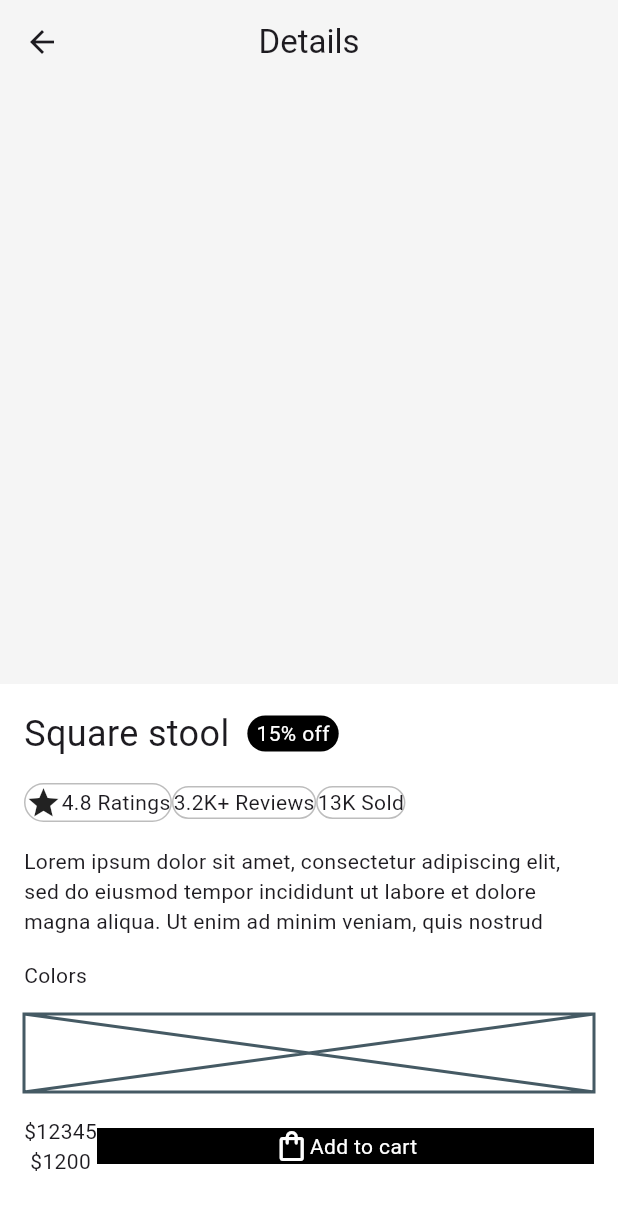
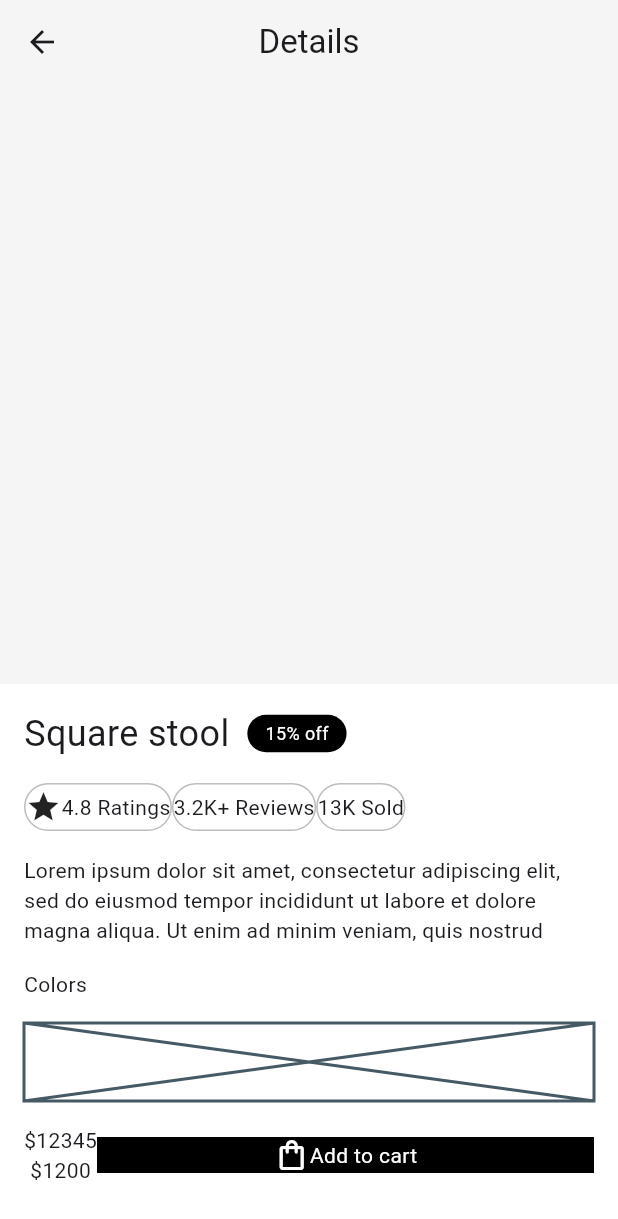
Before and after one commit to JAICHANGPARK/flutter_notebook_chapter_49, a Flutter app: the FurnitureDetailPage screen opened directly, on a phone screen of 412 x 824 dp. Shown: the top 1219 px of the screen. Run offline on Flutter 3.47's test engine with Material 3 defaults, Android fonts, the phone set to English and light mode, and no system bars; our stand-ins replace dots_indicator, gap, google_fonts.

Commit message:
Update furniture_detail_page.dart

```diff
--- a/lib/ep2460_furniture_app/ui/furniture_detail_page.dart
+++ b/lib/ep2460_furniture_app/ui/furniture_detail_page.dart
@@ -37,21 +37,25 @@ class _FurnitureDetailPageState extends State<FurnitureDetailPage> {
                   children: [
                     Text("Square stool", style: TextStyle(fontSize: 24)),
                     Container(
-                      padding: .symmetric(horizontal: 6, vertical: 2),
+                      padding: .symmetric(horizontal: 12, vertical: 4),
                       decoration: ShapeDecoration(
                         shape: StadiumBorder(),
                         color: Colors.black,
                       ),
                       child: Text(
                         "15% off",
-                        style: TextStyle(color: Colors.white),
+                        style: TextStyle(color: Colors.white,
+                        fontSize: 12,),
                       ),
                     ),
                   ],
                 ),
-                Row(
+                SizedBox(
+                  height: 32,
+                  child: Row(
                     children: [
                       Container(
+                        height: 32,
                         decoration: ShapeDecoration(
                           shape: StadiumBorder(
                             side: BorderSide(color: Colors.grey[400]!),
@@ -61,7 +65,7 @@ class _FurnitureDetailPageState extends State<FurnitureDetailPage> {
                           children: [Icon(Icons.star), Text("4.8 Ratings")],
                         ),
                       ),
-                    Container(
+                      Container(height: 32,
                         decoration: ShapeDecoration(
                           shape: StadiumBorder(
                             side: BorderSide(color: Colors.grey[400]!),
@@ -69,7 +73,7 @@ class _FurnitureDetailPageState extends State<FurnitureDetailPage> {
                         ),
                         child: Row(children: [Text("3.2K+ Reviews")]),
                       ),
-                    Container(
+                      Container(height: 32,
                         decoration: ShapeDecoration(
                           shape: StadiumBorder(
                             side: BorderSide(color: Colors.grey[400]!),
@@ -78,6 +82,7 @@ class _FurnitureDetailPageState extends State<FurnitureDetailPage> {
                         child: Row(children: [Text("13K Sold")]),
                       ),
                     ],
+                  ),
                 ),
                 Text(
                   "Lorem ipsum dolor sit amet, consectetur adipiscing elit, sed do eiusmod tempor incididunt ut labore et dolore magna aliqua. Ut enim ad minim veniam, quis nostrud exercitation ullamco laboris nisi ut aliquip ex ea commodo consequat. Duis aute irure dolor in reprehenderit in voluptate velit esse cillum dolore eu fugiat nulla pariatur. Excepteur sint occaecat cupidatat non proident, sunt in culpa qui officia deserunt mollit anim id est laborum.",
```
Lines whose indentation alone changed are shown as unchanged.
